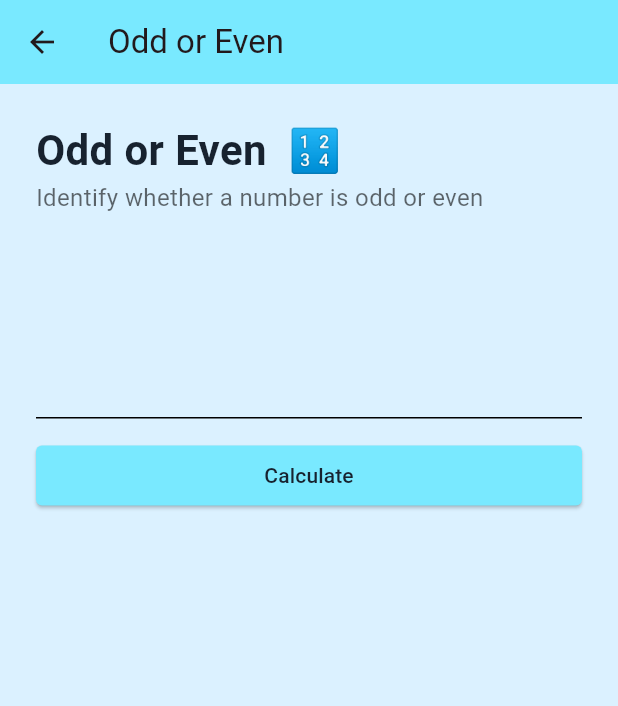
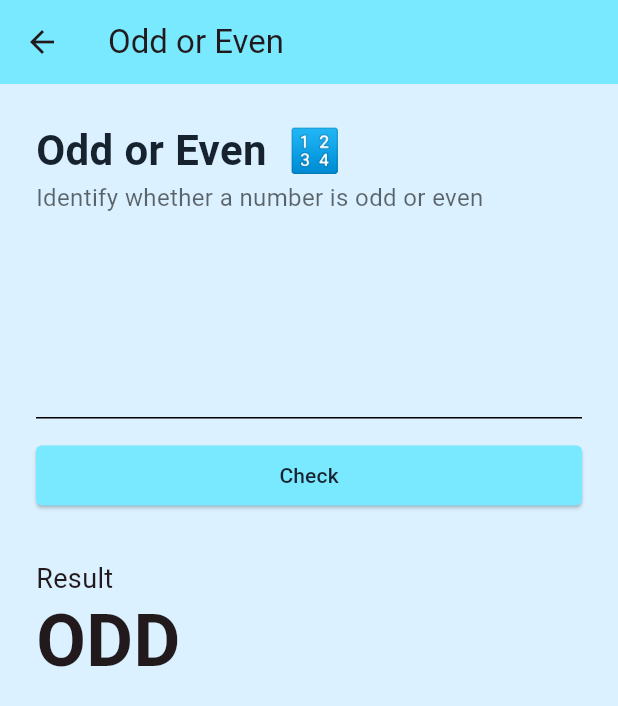
Before and after one commit to plirapli/tpm-tugas-1, a Flutter app: the OddEvenPage screen opened directly, on a phone screen of 412 x 824 dp. Shown: the top 706 px of the screen. Run offline on Flutter 3.47's test engine with Material 3 defaults, Android fonts, the light colour scheme and no system bars.

Commit message:
odd even page ui done

```diff
--- a/lib/pages/oddeven.dart
+++ b/lib/pages/oddeven.dart
@@ -55,7 +55,8 @@ class _OddEvenPageState extends State<OddEvenPage> {
     return Container(
         margin: const EdgeInsets.only(top: 72),
         child: Column(
-          children: [_inputField(), _calcButton(context)],
+          crossAxisAlignment: CrossAxisAlignment.stretch,
+          children: [_inputField(), _calcButton(context), _result()],
         ));
   }
 
@@ -90,10 +91,29 @@ class _OddEvenPageState extends State<OddEvenPage> {
                 RoundedRectangleBorder(borderRadius: BorderRadius.circular(4))),
         onPressed: () {},
         child: const Text(
-          'Calculate',
+          'Check',
           style: TextStyle(color: Color.fromARGB(255, 23, 34, 47)),
         ),
       ),
     );
   }
+
+  Widget _result() {
+    return Container(
+      margin: EdgeInsets.only(top: 32),
+      child: const Column(
+        crossAxisAlignment: CrossAxisAlignment.start,
+        children: [
+          Text(
+            "Result",
+            style: TextStyle(fontSize: 18, height: 0.75),
+          ),
+          Text(
+            "ODD",
+            style: TextStyle(fontSize: 48, fontWeight: FontWeight.bold),
+          ),
+        ],
+      ),
+    );
+  }
 }
```
